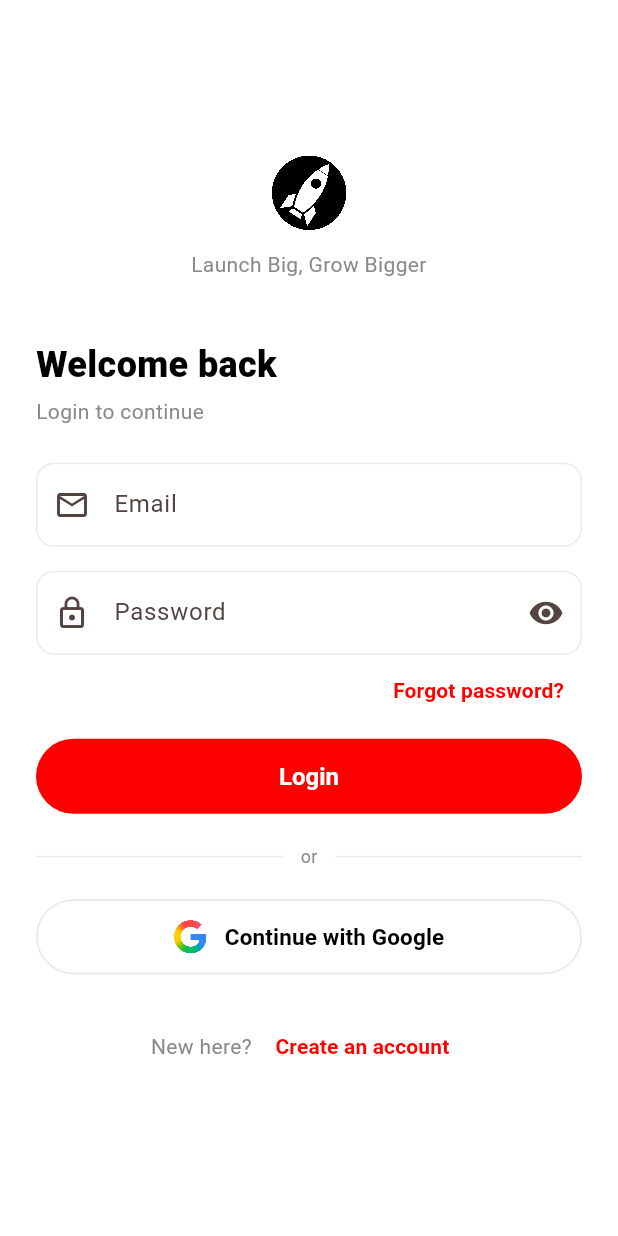
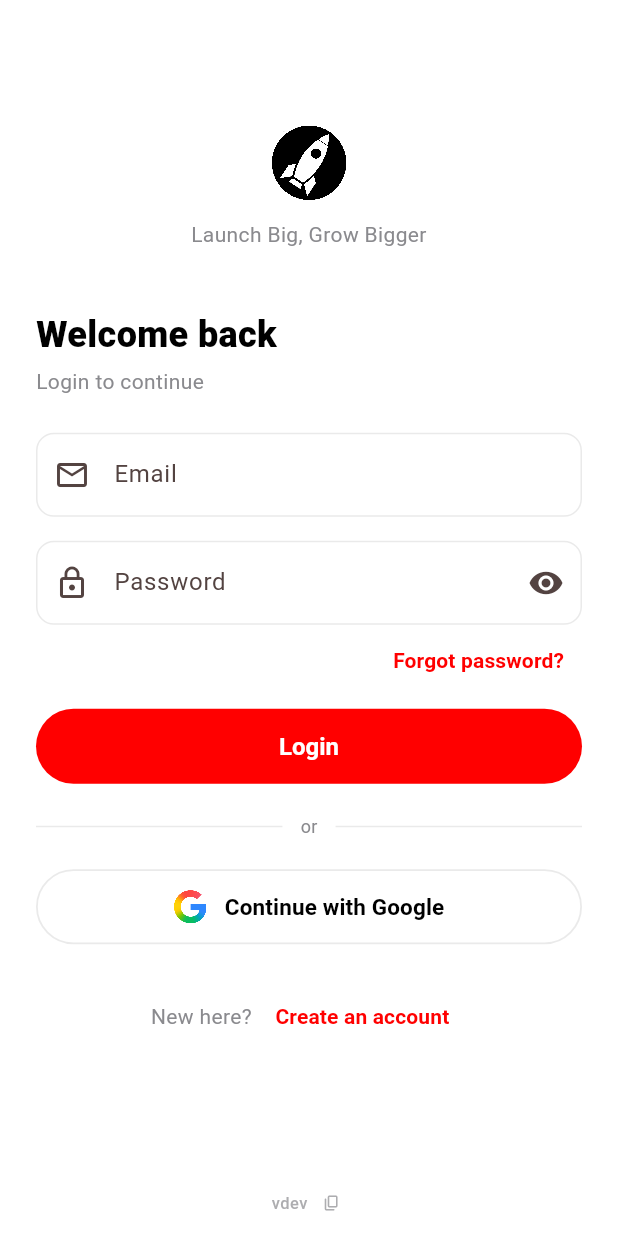
Before and after one commit to dike-uzinduzi/uzinduzi-ui-flutter, a Flutter app: the screen it shows after launch, on a phone screen of 412 x 824 dp. Run offline on Flutter 3.47's test engine with Material 3 defaults, Android fonts, the phone set to English and light mode, and no system bars; our stand-ins replace cached_network_image, dio, firebase_auth, firebase_core, flutter_riverpod, flutter_secure_storage and 4 more; missing offline and left inert: smart_phone_field; accounts and stored records are empty.

Commit message:
feat(build): versioned-folder deployment, v0.0.0
- Build into /<version>/ with immutable cache headers
- Root index.html + version.json act as the pointer
- Login screen shows app version (tappable to copy)
- CI reads version from pubspec and tags image with semver
- Service worker 404 + Firebase auth proxy retained

```diff
--- a/lib/features/auth/login_screen.dart
+++ b/lib/features/auth/login_screen.dart
@@ -1,6 +1,8 @@
 import 'package:flutter/material.dart';
+import 'package:flutter/services.dart';
 import 'package:flutter_riverpod/flutter_riverpod.dart';
 
+import '../../core/config.dart';
 import '../../core/errors.dart';
 import '../../core/routes.dart';
 import '../../core/theme.dart';
@@ -30,11 +32,9 @@ class _LoginScreenState extends ConsumerState<LoginScreen> {
     _passwordController.dispose();
     super.dispose();
   }
+
   Future<void> _submit() async {
-
-  if (!_formKey.currentState!.validate()) {
-    return;
-  }
+    if (!_formKey.currentState!.validate()) return;
 
     setState(() => _loading = true);
 
@@ -43,9 +43,7 @@ Future<void> _submit() async {
             email: _emailController.text.trim(),
             password: _passwordController.text,
           );
-  } catch (e ) {
-
-
+    } catch (e) {
       if (!mounted) return;
 
       final message = e is AppError
@@ -60,11 +58,11 @@ Future<void> _submit() async {
         message: message,
         retryLabel: 'Try again',
       );
-
     } finally {
       if (mounted) setState(() => _loading = false);
     }
   }
+
   Future<void> _googleSignIn() async {
     setState(() => _googleLoading = true);
 
@@ -99,11 +97,15 @@ Future<void> _submit() async {
   Widget build(BuildContext context) {
     return Scaffold(
       backgroundColor: kUzinduziWhite,
-
       body: SafeArea(
+        child: Column(
+          children: [
+            // ── Scrollable form ─────────────────────
+            Expanded(
               child: Center(
                 child: SingleChildScrollView(
-          padding: const EdgeInsets.symmetric(horizontal: 24, vertical: 24),
+                  padding:
+                      const EdgeInsets.symmetric(horizontal: 24, vertical: 24),
                   child: ConstrainedBox(
                     constraints: const BoxConstraints(maxWidth: 420),
                     child: Form(
@@ -122,7 +124,10 @@ Widget build(BuildContext context) {
                           const Text(
                             'Launch Big, Grow Bigger',
                             textAlign: TextAlign.center,
-                    style: TextStyle(fontSize: 14, color: kUzinduziGrey),
+                            style: TextStyle(
+                              fontSize: 14,
+                              color: kUzinduziGrey,
+                            ),
                           ),
                           const SizedBox(height: 40),
                           const Text(
@@ -136,7 +141,10 @@ Widget build(BuildContext context) {
                           const SizedBox(height: 4),
                           const Text(
                             'Login to continue',
-                    style: TextStyle(fontSize: 14, color: kUzinduziGrey),
+                            style: TextStyle(
+                              fontSize: 14,
+                              color: kUzinduziGrey,
+                            ),
                           ),
                           const SizedBox(height: 24),
                           TextFormField(
@@ -148,8 +156,9 @@ Widget build(BuildContext context) {
                               labelText: 'Email',
                               prefixIcon: Icon(Icons.email_outlined),
                             ),
-                    validator: (v) =>
-                        (v == null || v.isEmpty) ? 'Email is required' : null,
+                            validator: (v) => (v == null || v.isEmpty)
+                                ? 'Email is required'
+                                : null,
                           ),
                           const SizedBox(height: 16),
                           TextFormField(
@@ -163,13 +172,17 @@ Widget build(BuildContext context) {
                               prefixIcon: const Icon(Icons.lock_outline),
                               suffixIcon: IconButton(
                                 icon: Icon(
-                          _obscure ? Icons.visibility : Icons.visibility_off,
+                                  _obscure
+                                      ? Icons.visibility
+                                      : Icons.visibility_off,
                                 ),
-                        onPressed: () => setState(() => _obscure = !_obscure),
+                                onPressed: () =>
+                                    setState(() => _obscure = !_obscure),
                               ),
                             ),
-                    validator: (v) =>
-                        (v == null || v.isEmpty) ? 'Password is required' : null,
+                            validator: (v) => (v == null || v.isEmpty)
+                                ? 'Password is required'
+                                : null,
                           ),
                           Align(
                             alignment: Alignment.centerRight,
@@ -191,15 +204,17 @@ Widget build(BuildContext context) {
                           SizedBox(
                             height: 50,
                             child: ElevatedButton(
-                      onPressed: _loading || _googleLoading ? null : _submit,
+                              onPressed:
+                                  _loading || _googleLoading ? null : _submit,
                               child: _loading
                                   ? const SizedBox(
                                       height: 22,
                                       width: 22,
                                       child: CircularProgressIndicator(
                                         strokeWidth: 2.5,
-                                valueColor:
-                                    AlwaysStoppedAnimation(Colors.white),
+                                        valueColor: AlwaysStoppedAnimation(
+                                          Colors.white,
+                                        ),
                                       ),
                                     )
                                   : const Text('Login'),
@@ -207,7 +222,9 @@ Widget build(BuildContext context) {
                           ),
                           const SizedBox(height: 20),
                           const Row(children: [
-                    Expanded(child: Divider(color: kUzinduziDivider)),
+                            Expanded(
+                              child: Divider(color: kUzinduziDivider),
+                            ),
                             Padding(
                               padding: EdgeInsets.symmetric(horizontal: 12),
                               child: Text(
@@ -218,7 +235,9 @@ Widget build(BuildContext context) {
                                 ),
                               ),
                             ),
-                    Expanded(child: Divider(color: kUzinduziDivider)),
+                            Expanded(
+                              child: Divider(color: kUzinduziDivider),
+                            ),
                           ]),
                           const SizedBox(height: 20),
                           GoogleSignInButton(
@@ -255,5 +274,63 @@ Widget build(BuildContext context) {
                 ),
               ),
             ),
+
+            // ── Version footer ───────────────────────
+            const _VersionFooter(),
+          ],
+        ),
+      ),
     );
-}}
+  }
+}
+
+// ─────────────────────────────────────────────────────────────
+// Version footer — shows the app version and copies it on tap
+// ─────────────────────────────────────────────────────────────
+class _VersionFooter extends StatelessWidget {
+  const _VersionFooter();
+
+  @override
+  Widget build(BuildContext context) {
+    final version = AppConfig.appVersion;
+
+    return Padding(
+      padding: const EdgeInsets.fromLTRB(16, 8, 16, 12),
+      child: Row(
+        mainAxisAlignment: MainAxisAlignment.center,
+        children: [
+          Text(
+            'v$version',
+            style: TextStyle(
+              fontSize: 11,
+              color: kUzinduziGrey.withValues(alpha: 0.7),
+              fontWeight: FontWeight.w500,
+              letterSpacing: 0.3,
+            ),
+          ),
+          const SizedBox(width: 6),
+          InkWell(
+            onTap: () {
+              Clipboard.setData(ClipboardData(text: version));
+              ScaffoldMessenger.of(context).showSnackBar(
+                SnackBar(
+                  content: Text('Version $version copied'),
+                  duration: const Duration(seconds: 2),
+                ),
+              );
+            },
+            borderRadius: BorderRadius.circular(4),
+            child: Padding(
+              padding: const EdgeInsets.all(4),
+              child: Icon(
+                Icons.copy_rounded,
+                size: 12,
+                color: kUzinduziGrey.withValues(alpha: 0.7),
+              ),
+            ),
+          ),
+        ],
+      ),
+    );
+  }
+}
--- a/pubspec.yaml
+++ b/pubspec.yaml
@@ -2,7 +2,7 @@ name: uzinduzi_mobile_app
 description: "Uzinduzi Africa — Launch Big, Grow Bigger. "
 publish_to: 'none'
 
-version: 1.0.0+1
+version: 0.0.0+1
 
 environment:
   sdk: ^3.13.1
```
Also changed, not shown: lib/core/config.dart (+17 -5 lines), 4 other files. Lines whose indentation alone changed are shown as unchanged.
